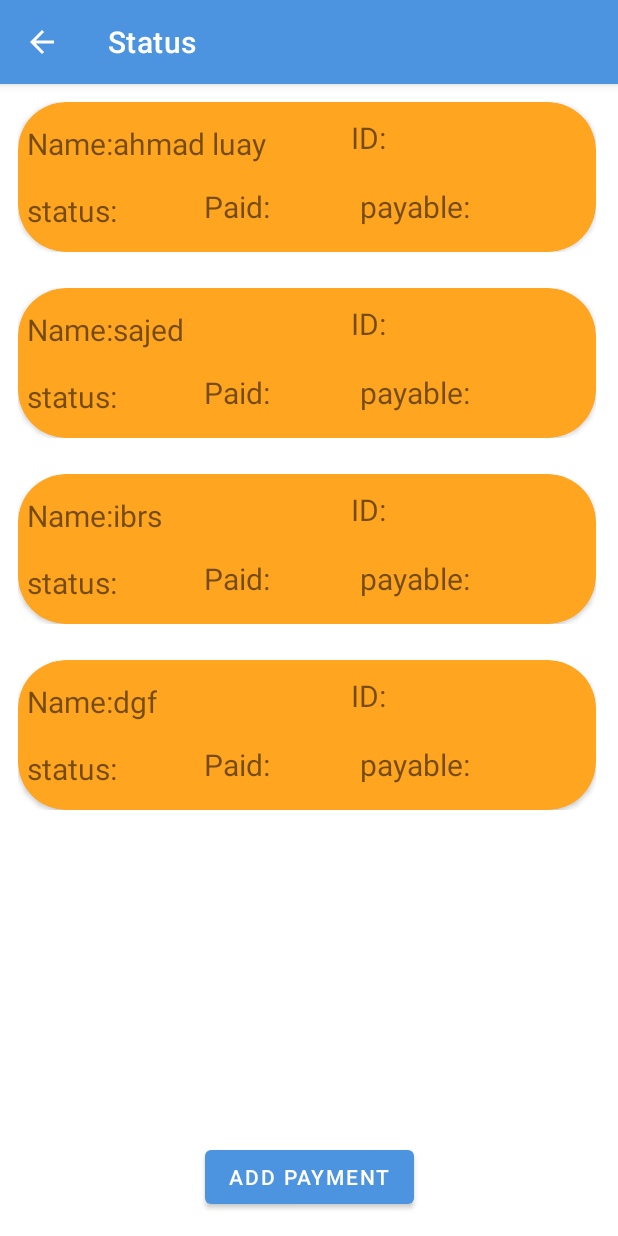
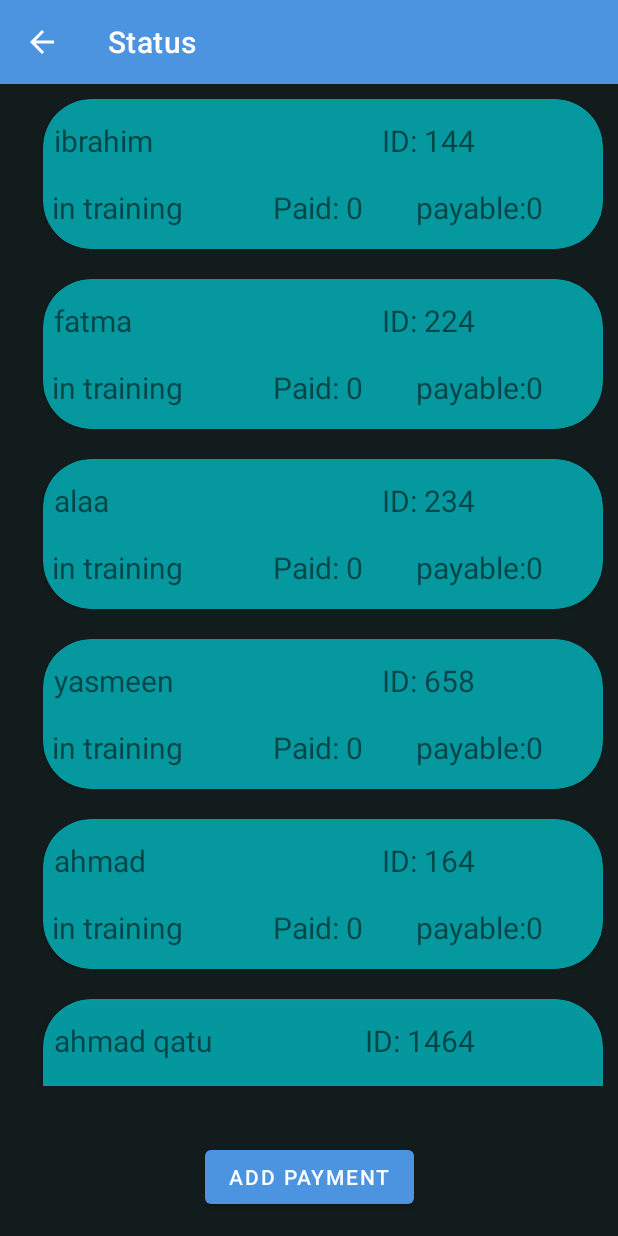
Before and after one commit to Ahmad-Alqattu/Assignment1-Driving-School, an Android app: the status screen opened directly, with no data from a screen before it, on a phone screen of 412 x 824 dp. Run offline under Robolectric (Android 15) with nearby library versions, the phone set to English and light mode, and no system bars.

Commit message:
Initial commit

```diff
--- a/app/src/main/java/edu/cs/birzeit/assignment1_driving_school/model/Student.java
+++ b/app/src/main/java/edu/cs/birzeit/assignment1_driving_school/model/Student.java
@@ -8,6 +8,12 @@ package edu.cs.birzeit.assignment1_driving_school.model;
         private String phoneNumber;
         private String sex;
         private String sessionType;
+        private int sessionNumber;
+        private String status;
+        private int Paid;
+
+
+
 
         public Student(String name, String idNumber, String phoneNumber, String sex, String sessionType) {
             this.name = name;
@@ -15,6 +21,10 @@ package edu.cs.birzeit.assignment1_driving_school.model;
             this.phoneNumber = phoneNumber;
             this.sex = sex;
             this.sessionType = sessionType;
+            this.sessionNumber = 0;
+            this.status="in training";
+            this.Paid=0;
+
         }
 
         public String getName() {
@@ -56,4 +66,29 @@ package edu.cs.birzeit.assignment1_driving_school.model;
         public void setSessionType(String sessionType) {
             this.sessionType = sessionType;
         }
+
+
+        public int getSessionNumber() {
+            return sessionNumber;
+        }
+
+        public void setSessionNumber(int sessionNumber) {
+            this.sessionNumber = sessionNumber;
+        }
+
+        public String getStatus() {
+            return status;
+        }
+
+        public void setStatus(String status) {
+            this.status = status;
+        }
+
+        public int getPaid() {
+            return Paid;
+        }
+
+        public void setPaid(int paid) {
+            Paid = paid;
+        }
     }
--- a/app/src/main/java/edu/cs/birzeit/assignment1_driving_school/model/StudentDA.java
+++ b/app/src/main/java/edu/cs/birzeit/assignment1_driving_school/model/StudentDA.java
@@ -4,8 +4,16 @@ import java.util.ArrayList;
 import java.util.List;
 
 public class StudentDA implements IStudentDA{
+    public static StudentDA StudentDA_1;
+    public List<Student> students;
 
-    private List<Student> students;
+    public static StudentDA getInstance()
+    {
+        if (StudentDA_1 == null)
+            StudentDA_1 = new StudentDA();
+
+        return StudentDA_1;
+    }
 
     public StudentDA() {
         students = new ArrayList<>();
@@ -15,17 +23,18 @@ public class StudentDA implements IStudentDA{
         students.add(new Student("alaa", "234", "0599999924", "male", "automatic"));
         students.add(new Student("yasmeen", "658", "0598021558", "female", "automatic"));
         students.add(new Student("ahmad", "164", "0598574578", "male", "truck"));
+        students.add(new Student("ahmad qatu", "1464", "0598574574", "male", "truck"));
     }
 
 
     public void addStudentsToTable(Student s)
     {
-        students.add(s);
+        getInstance().students.add(s);
     }
 
     public List<String> showStudents(){
         List<String> allStudents = new ArrayList<>();
-        for(Student s: students){
+        for(Student s: getInstance().students){
             allStudents.add(s.getName() + "\n");
         }
         return allStudents;
--- a/app/src/main/java/edu/cs/birzeit/assignment1_driving_school/myAdabt.java
+++ b/app/src/main/java/edu/cs/birzeit/assignment1_driving_school/myAdabt.java
@@ -4,30 +4,38 @@ import android.content.Context;
 import android.view.LayoutInflater;
 import android.view.View;
 import android.view.ViewGroup;
-import android.widget.ImageView;
 import android.widget.TextView;
 
 import androidx.annotation.NonNull;
 import androidx.recyclerview.widget.RecyclerView;
 
-import java.text.BreakIterator;
+import java.util.List;
+
+import edu.cs.birzeit.assignment1_driving_school.model.Student;
+import edu.cs.birzeit.assignment1_driving_school.model.StudentDA;
 
 public class myAdabt extends RecyclerView.Adapter<myAdabt.MyviewHolder> {
+
 
     public class MyviewHolder extends RecyclerView.ViewHolder {
         TextView name;
         TextView ID;
-        TextView gender;
-        TextView courses;
-        TextView date;
+        TextView status;
+        TextView paid;
+        TextView to_pay;
 
         public MyviewHolder(@NonNull View ItemView){
             super(ItemView);
             name=ItemView.findViewById(R.id.category);
+            ID=ItemView.findViewById(R.id.id);
+            status=ItemView.findViewById(R.id.status);
+            paid=ItemView.findViewById(R.id.paid);
+            to_pay=ItemView.findViewById(R.id.to_bay);
+
         }
 
     }
-
+     List<Student> students= StudentDA.getInstance().students;;
     String st[];
     Context ct ;
     int img[];
@@ -48,13 +56,24 @@ public class myAdabt extends RecyclerView.Adapter<myAdabt.MyviewHolder> {
 
     @Override
     public void onBindViewHolder(@NonNull myAdabt.MyviewHolder holder, int position) {
-    holder.name.append(st[position]);
+    holder.name.setText( students.get(position).getName());
+        holder.ID.append( students.get(position).getIdNumber());
+        holder.status.setText( students.get(position).getStatus());
+        holder.paid.append(String.valueOf( students.get(position).getPaid()));
+        int to_bay;
+        if(students.get(position).getSessionType()=="truck")
+            to_bay=110*students.get(position).getSessionNumber();
+        else
+            to_bay=90*students.get(position).getSessionNumber();
+
+        holder.to_pay.append(String.valueOf(to_bay) );
+
 
     }
 
 
     @Override
     public int getItemCount() {
-        return st.length;
+        return students.size();
     }
 }
--- a/app/src/main/res/layout/activity_status.xml
+++ b/app/src/main/res/layout/activity_status.xml
@@ -5,6 +5,7 @@
     android:layout_width="match_parent"
     android:layout_height="match_parent"
     android:layout_weight=".90"
+    android:background="#131C1C"
     tools:context=".status">
 
     <androidx.recyclerview.widget.RecyclerView
@@ -12,9 +13,13 @@
         android:layout_width="409dp"
         android:layout_height="0dp"
         android:layout_marginBottom="100dp"
+        android:background="#131C1C"
         app:layout_constraintBottom_toBottomOf="parent"
+        app:layout_constraintEnd_toEndOf="parent"
+        app:layout_constraintHorizontal_bias="1.0"
         app:layout_constraintStart_toStartOf="parent"
-        app:layout_constraintTop_toTopOf="parent">
+        app:layout_constraintTop_toTopOf="parent"
+        app:layout_constraintVertical_bias="0.0">
 
     </androidx.recyclerview.widget.RecyclerView>
 
--- a/app/src/main/res/layout/cat_row.xml
+++ b/app/src/main/res/layout/cat_row.xml
@@ -4,17 +4,19 @@
     xmlns:tools="http://schemas.android.com/tools"
     android:layout_width="match_parent"
     android:layout_height="wrap_content"
-    android:layout_margin="12dp">
+    android:layout_margin="10dp"
+    android:background="#FF131C1C">
+
 
     <androidx.cardview.widget.CardView
-        android:layout_width="match_parent"
+        android:layout_width="0dp"
         android:layout_height="wrap_content"
+        android:layout_marginStart="16dp"
         android:background="?android:attr/selectableItemBackground"
         android:clickable="true"
         android:focusable="true"
-        app:cardBackgroundColor="#FFA520"
+        app:cardBackgroundColor="#C603BDC5"
         app:cardCornerRadius="32dp"
-        app:layout_constraintBottom_toBottomOf="parent"
         app:layout_constraintEnd_toEndOf="parent"
         app:layout_constraintStart_toStartOf="parent"
         app:layout_constraintTop_toTopOf="parent">
@@ -25,34 +27,34 @@
 
 
             <TextView
-                android:id="@+id/category8"
+                android:id="@+id/to_bay"
                 android:layout_width="wrap_content"
                 android:layout_height="wrap_content"
-                android:layout_marginStart="228dp"
-                android:layout_marginTop="56dp"
+                android:layout_marginEnd="40dp"
+                android:layout_marginBottom="14dp"
                 android:text="payable:"
                 android:textSize="20sp"
-                app:layout_constraintStart_toStartOf="parent"
-                app:layout_constraintTop_toTopOf="parent" />
+                app:layout_constraintBottom_toBottomOf="parent"
+                app:layout_constraintEnd_toEndOf="parent" />
 
             <TextView
-                android:id="@+id/category7"
+                android:id="@+id/paid"
                 android:layout_width="wrap_content"
                 android:layout_height="wrap_content"
-                android:layout_marginStart="124dp"
-                android:layout_marginTop="56dp"
-                android:text="Paid:"
+                android:layout_marginEnd="35dp"
+                android:layout_marginBottom="14dp"
+                android:text="Paid: "
                 android:textSize="20sp"
-                app:layout_constraintStart_toStartOf="parent"
-                app:layout_constraintTop_toTopOf="parent" />
+                app:layout_constraintBottom_toBottomOf="parent"
+                app:layout_constraintEnd_toStartOf="@+id/to_bay" />
 
             <TextView
-                android:id="@+id/category5"
+                android:id="@+id/status"
                 android:layout_width="wrap_content"
                 android:layout_height="wrap_content"
                 android:layout_marginStart="6dp"
                 android:layout_marginBottom="14dp"
-                android:text="status:"
+                android:text="status: "
                 android:textSize="20sp"
                 app:layout_constraintBottom_toBottomOf="parent"
                 app:layout_constraintStart_toStartOf="parent" />
@@ -61,20 +63,20 @@
                 android:id="@+id/category"
                 android:layout_width="wrap_content"
                 android:layout_height="wrap_content"
-                android:layout_marginStart="6dp"
+                android:layout_marginStart="7dp"
                 android:layout_marginTop="14dp"
-                android:text="Name:"
+                android:text="Name: "
                 android:textSize="20sp"
                 app:layout_constraintStart_toStartOf="parent"
                 app:layout_constraintTop_toTopOf="parent" />
 
             <TextView
-                android:id="@+id/textView6"
+                android:id="@+id/id"
                 android:layout_width="wrap_content"
                 android:layout_height="wrap_content"
-                android:layout_marginTop="10dp"
-                android:layout_marginEnd="140dp"
-                android:text="ID:"
+                android:layout_marginTop="14dp"
+                android:layout_marginEnd="85dp"
+                android:text="ID: "
                 android:textSize="20sp"
                 app:layout_constraintEnd_toEndOf="parent"
                 app:layout_constraintTop_toTopOf="parent" />
@@ -82,4 +84,5 @@
         </androidx.constraintlayout.widget.ConstraintLayout>
 
     </androidx.cardview.widget.CardView>
+
 </androidx.constraintlayout.widget.ConstraintLayout>
--- a/app/src/main/res/values/strings.xml
+++ b/app/src/main/res/values/strings.xml
@@ -13,8 +13,7 @@
         <item>Gasoline</item>
         <item>diesel</item>
         <item>electric</item>
-        <item>hybrid</item>
-
+        <item>hybrid</item>+4
     </string-array>
 
 </resources>
```
Also changed, not shown: app/src/main/AndroidManifest.xml (+7 -0 lines), app/src/main/java/edu/cs/birzeit/assignment1_driving_school/AddStudent.java (+18 -1 lines), app/src/main/java/edu/cs/birzeit/assignment1_driving_school/model/TeacherDa.java (added, +32 -0 lines), app/src/main/java/edu/cs/birzeit/assignment1_driving_school/student_info.java (added, +31 -0 lines), app/src/main/res/layout/activity_home.xml (+4 -5 lines), app/src/main/res/layout/activity_student_info.xml (added, +96 -0 lines).
